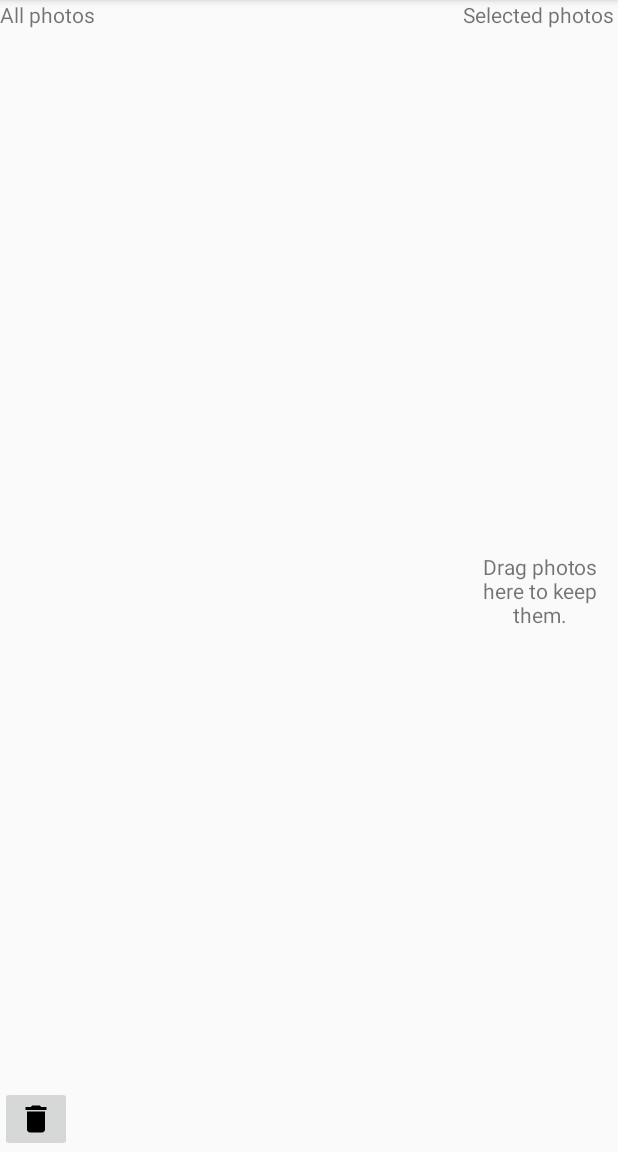
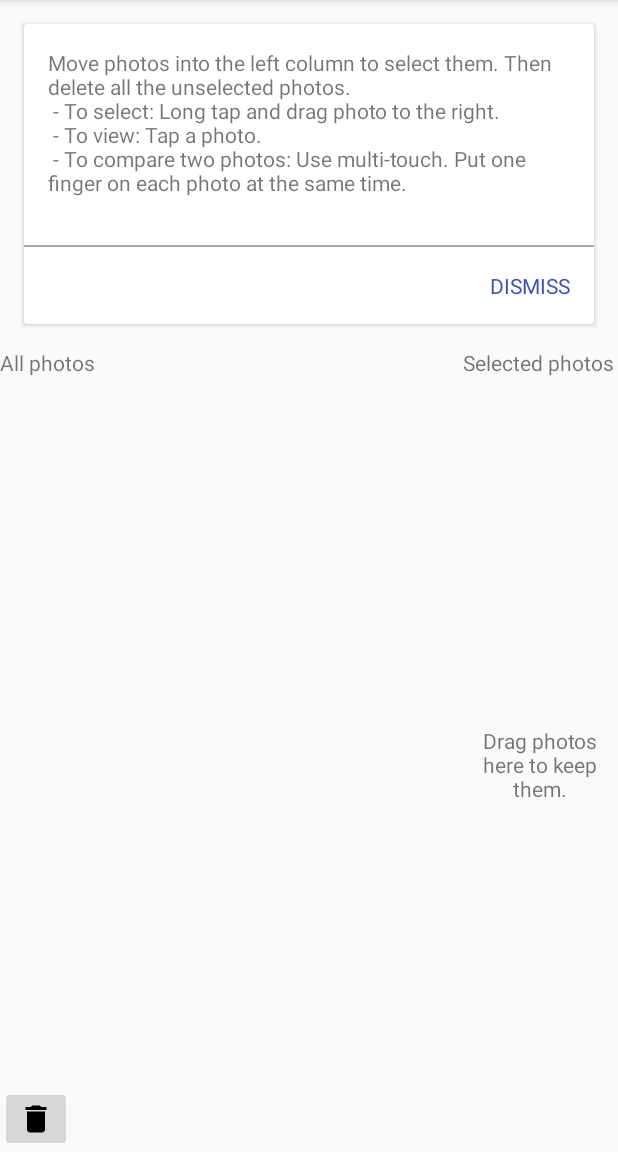
Before and after one commit to thomasfischersm/GhostPhoto, an Android app: the ReviewPhotoShootActivity screen opened directly, with no data from a screen before it, on a phone screen of 412 x 824 dp, the part 84-1236 px from its top. Run offline under Robolectric (Android 15) with nearby library versions, the phone set to English and light mode, and no system bars; libraries missing offline, so code that uses them is left out: com.crashlytics.android, io.fabric.sdk; 5 statements that could not run were skipped.

Commit message:
Add feature discovery hint card for review photo shoot gestures.

```diff
--- a/app/src/main/java/com/playposse/ghostphoto/GhostPhotoApplication.java
+++ b/app/src/main/java/com/playposse/ghostphoto/GhostPhotoApplication.java
@@ -19,6 +19,7 @@ public class GhostPhotoApplication extends Application {
         super.onCreate();
 
 //        getApplicationContext().deleteDatabase("ghostPhotoDb");
+        GhostPhotoPreferences.reset(getApplicationContext());
     }
 
     /**
--- a/app/src/main/java/com/playposse/ghostphoto/GhostPhotoPreferences.java
+++ b/app/src/main/java/com/playposse/ghostphoto/GhostPhotoPreferences.java
@@ -19,6 +19,7 @@ public final class GhostPhotoPreferences {
     private static final String PREFS_NAME = "GhostPhotoPreferences";
 
     private static final String FLASH_MODE_KEY = "flashMode";
+    private static final String HAS_REVIEW_HINT_BEEN_SEEN = "hasReviewHintBeenSeen";
 
     private static final FlashMode FLASH_MODE_DEFAULT = FlashMode.auto;
 
@@ -72,7 +73,7 @@ public final class GhostPhotoPreferences {
         }
     }
 
-    private static boolean getBoolean(Context context, String key, boolean defaultValue) {
+    public static boolean getBoolean(Context context, String key, boolean defaultValue) {
         try {
             SharedPreferences sharedPreferences =
                     context.getSharedPreferences(PREFS_NAME, Context.MODE_PRIVATE);
@@ -83,7 +84,7 @@ public final class GhostPhotoPreferences {
         }
     }
 
-    private static void setBoolean(Context context, String key, boolean value) {
+    public static void setBoolean(Context context, String key, boolean value) {
         Log.i(LOG_CAT, "Setting preference boolean for key " + key + " to " + value);
         SharedPreferences sharedPreferences =
                 context.getSharedPreferences(PREFS_NAME, Context.MODE_PRIVATE);
--- a/app/src/main/java/com/playposse/ghostphoto/util/view/NotificationCardView.java
+++ b/app/src/main/java/com/playposse/ghostphoto/util/view/NotificationCardView.java
@@ -1,10 +1,64 @@
 package com.playposse.ghostphoto.util.view;
 
+import android.content.Context;
+import android.content.res.TypedArray;
 import android.support.v7.widget.CardView;
+import android.util.AttributeSet;
+import android.view.View;
+import android.widget.TextView;
+
+import com.playposse.ghostphoto.GhostPhotoPreferences;
+import com.playposse.ghostphoto.R;
 
 /**
  * A {@link CardView} that shows a message and a dismiss link. The visibility of the
  * {@link CardView} is tied to a preference that remembers if the view has already been shown.
  */
-public class NotificationCardView {
+public class NotificationCardView extends CardView {
+
+    private String preferenceKey;
+
+    public NotificationCardView(Context context, AttributeSet attrs) {
+        super(context, attrs);
+
+        init(context, attrs);
+    }
+
+    public NotificationCardView(Context context, AttributeSet attrs, int defStyleAttr) {
+        super(context, attrs, defStyleAttr);
+
+        init(context, attrs);
+    }
+
+    private void init(Context context, AttributeSet attrs) {
+        // Inflate layout.
+        View view = inflate(getContext(), R.layout.notification_card_view, this);
+
+        // Read attributes.
+        TypedArray a = context
+                .getTheme()
+                .obtainStyledAttributes(attrs, R.styleable.NotificationCardView, 0, 0);
+        String message = a.getString(R.styleable.NotificationCardView_message);
+        preferenceKey = a.getString(R.styleable.NotificationCardView_preferenceKey);
+        boolean shouldShow = GhostPhotoPreferences.getBoolean(context, preferenceKey, true);
+
+        // Find child views.
+        TextView messageTextView = (TextView) findViewById(R.id.messageTextView);
+        TextView dismissLink = (TextView) findViewById(R.id.dismissLink);
+
+        // Apply attributes.
+        setVisibility(shouldShow ? VISIBLE : GONE);
+        messageTextView.setText(message);
+        dismissLink.setOnClickListener(new OnClickListener() {
+            @Override
+            public void onClick(View v) {
+                onDismissClicked();
+            }
+        });
+    }
+
+    private void onDismissClicked() {
+        setVisibility(GONE);
+        GhostPhotoPreferences.setBoolean(getContext(), preferenceKey, false);
+    }
 }
--- a/app/src/main/res/layout/activity_review_photo_shoot.xml
+++ b/app/src/main/res/layout/activity_review_photo_shoot.xml
@@ -16,6 +16,12 @@
         android:elevation="4dp"
         android:theme="@style/ThemeOverlay.AppCompat.ActionBar"
         app:popupTheme="@style/ThemeOverlay.AppCompat.Light" />
+
+    <com.playposse.ghostphoto.util.view.NotificationCardView
+        android:layout_width="match_parent"
+        android:layout_height="wrap_content"
+        app:message="@string/review_photo_shoot_feature_discovery" android:layout_margin="@dimen/activity_horizontal_margin"
+        app:preferenceKey="hasReviewHintBeenSeen" />
 
     <LinearLayout
         android:layout_width="match_parent"
--- /dev/null
+++ b/app/src/main/res/layout/notification_card_view.xml
@@ -0,0 +1,24 @@
+<?xml version="1.0" encoding="utf-8"?>
+<LinearLayout xmlns:android="http://schemas.android.com/apk/res/android"
+    android:layout_width="match_parent"
+    android:layout_height="wrap_content"
+    android:orientation="vertical">
+
+    <TextView
+        android:id="@+id/messageTextView"
+        android:layout_width="match_parent"
+        android:layout_height="wrap_content"
+        android:layout_margin="@dimen/activity_horizontal_margin" />
+
+    <View style="@style/divider" />
+
+    <TextView
+        android:id="@+id/dismissLink"
+        android:layout_width="match_parent"
+        android:layout_height="wrap_content"
+        android:layout_margin="@dimen/activity_horizontal_margin"
+        android:gravity="end"
+        android:text="@string/dismiss_link"
+        android:textAllCaps="true"
+        android:textColor="@color/linkText" />
+</LinearLayout>
--- /dev/null
+++ b/app/src/main/res/values/attrs.xml
@@ -0,0 +1,7 @@
+<?xml version="1.0" encoding="utf-8"?>
+<resources>
+    <declare-styleable name="NotificationCardView">
+        <attr name="message" format="string" />
+        <attr name="preferenceKey" format="string" />
+    </declare-styleable>
+</resources>
--- a/app/src/main/res/values/colors.xml
+++ b/app/src/main/res/values/colors.xml
@@ -10,6 +10,7 @@
     <color name="unselectedText">#F5F5F5</color>
 
     <color name="primaryText">#FFFFFF</color>
+    <color name="linkText">#3F51B5</color>
 
     <!-- Drag and drop colors -->
     <color name="availableDragTargetTint">#80558B2F</color>
--- a/app/src/main/res/values/strings.xml
+++ b/app/src/main/res/values/strings.xml
@@ -96,6 +96,12 @@
         <item>@string/delete_all_photos_option</item>
     </array>
     <string name="delete_photos_toast">Deleted %1$d photos.</string>
+    <string name="review_photo_shoot_feature_discovery">
+        Move photos into the left column to select them. Then delete all the unselected photos.\n
+        - To select: Long tap and drag photo to the right.\n
+        - To view: Tap a photo.\n
+        - To compare two photos: Use multi-touch. Put one finger on each photo at the same time.\n
+    </string>
 
 
     <!-- Compare two photos activity -->
@@ -106,4 +112,5 @@
 
     <!-- Common strings. -->
     <string name="cancel_button_label">Cancel</string>
+    <string name="dismiss_link">Dismiss</string>
 </resources>
--- a/app/src/main/res/values/styles.xml
+++ b/app/src/main/res/values/styles.xml
@@ -17,4 +17,10 @@
         <item name="android:textColor">@color/emphasis</item>
         <item name="android:textSize">14sp</item>
     </style>
+
+    <style name="divider">
+        <item name="android:layout_width">match_parent</item>
+        <item name="android:layout_height">1dp</item>
+        <item name="android:background">@android:color/darker_gray</item>
+    </style>
 </resources>
```
